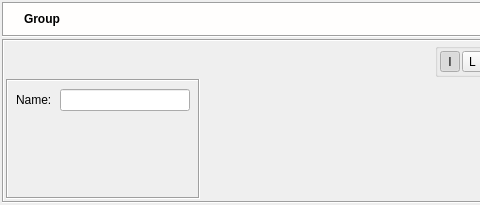
First picture: the form in src/gui/groupobjectdialog_q.ui, repository fwbuilder/fwbuilder, before the edit; both pictures show x 0 to 480 and y 0 to 205 of the 752 by 205 pixel window.
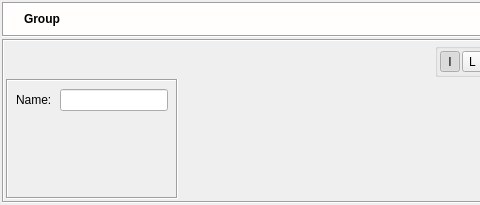
Second picture: the form after the edit. Icons and pictures are not drawn.

Diff of the .ui file:
```diff
--- a/src/gui/groupobjectdialog_q.ui
+++ b/src/gui/groupobjectdialog_q.ui
@@ -454,7 +454,7 @@
              </property>
              <property name="minimumSize" >
               <size>
-               <width>130</width>
+               <width>0</width>
                <height>0</height>
               </size>
              </property>
```
